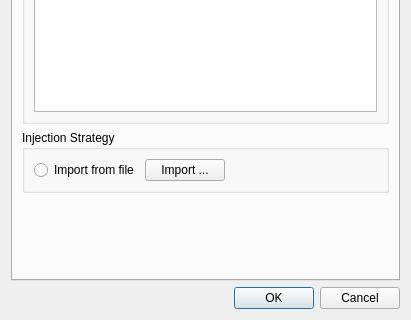
Above: RAMSIS/ui/views/scenarioconfigdialog.ui from swiss-seismological-service/hermes before the change; both pictures show x 0 to 411 and y 247 to 567 of the 411 by 567 pixel window. Below: the same form after it.
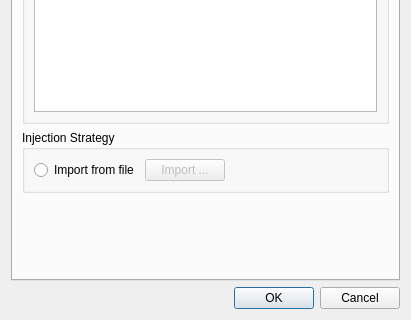
That is the form after the change.

Commit message: [MAINT] Minor corrections

The edit to the form file:
```diff
--- a/RAMSIS/ui/views/scenarioconfigdialog.ui
+++ b/RAMSIS/ui/views/scenarioconfigdialog.ui
@@ -100,7 +100,7 @@
           <item>
            <widget class="QPushButton" name="injectionStrategyImportFromFilePushButton">
             <property name="enabled">
-             <bool>true</bool>
+             <bool>false</bool>
             </property>
             <property name="text">
              <string>Import ...</string>
```
The commit also changes 1 other file.
